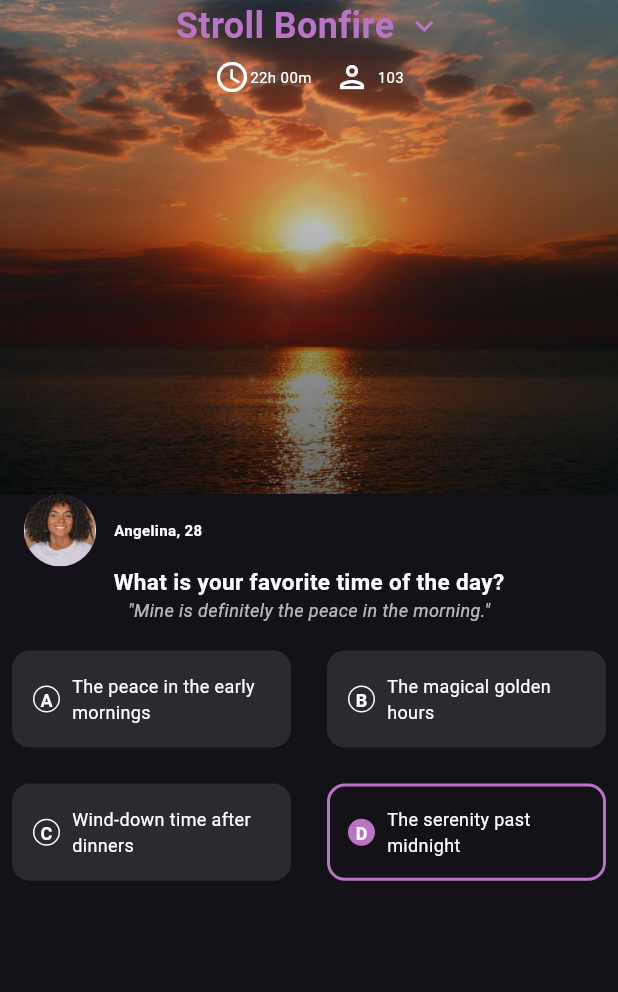
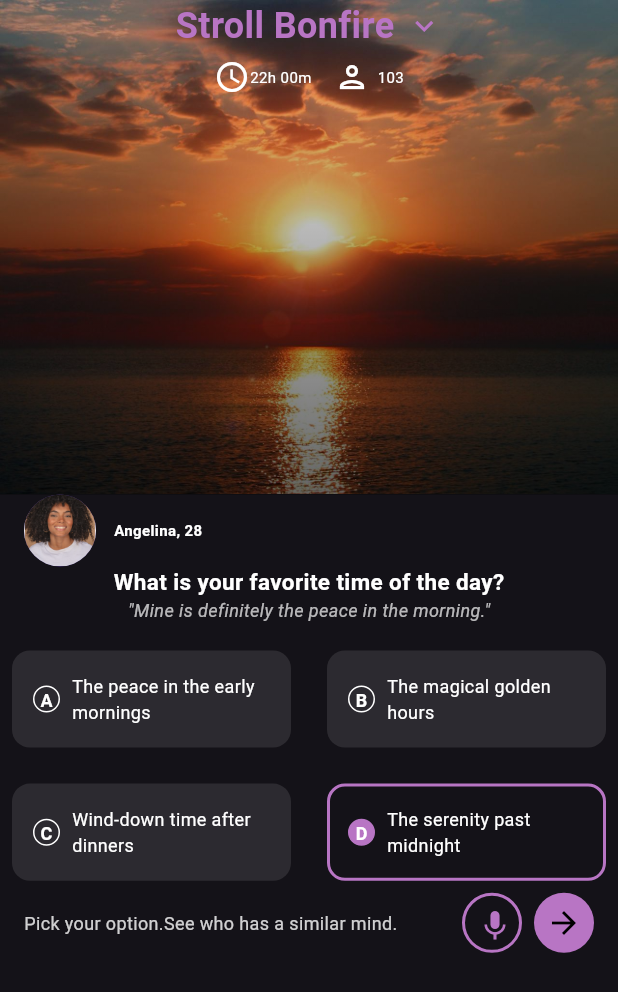
Before and after one commit to Devdeejay27/Stroll-UI, a Flutter app: the screen it shows after launch, on a phone screen of 412 x 824 dp. Shown: the top 992 px of the screen. Run offline on Flutter 3.47's test engine with Material 3 defaults, Android fonts, the phone set to English and light mode, and no system bars.

Commit message:
Added text and icons

```diff
--- a/lib/screens/stroll_ui_screen.dart
+++ b/lib/screens/stroll_ui_screen.dart
@@ -63,6 +63,75 @@ class StrollUiScreen extends StatelessWidget {
                       ],
                     ),
                   ),
+
+                  // Instructional Text and Icons
+                  Padding(
+                    padding: const EdgeInsets.symmetric(horizontal: 16.0),
+                    child: Row(
+                      crossAxisAlignment: CrossAxisAlignment.center,
+                      children: [
+                        Expanded(
+                          child: Text(
+                            'Pick your option.See who has a similar mind.',
+                            style: TextStyle(
+                              color: Colors.white.withOpacity(0.8),
+                              fontSize: 12,
+                            ),
+                            textAlign: TextAlign.left, //text to the left
+                            maxLines: 2,
+                            overflow: TextOverflow.ellipsis,
+                            softWrap: true,
+                          ),
+                        ),
+                        const SizedBox(
+                          width: 16.0,
+                        ),
+                        Row(
+                          children: [
+                            //Mic icon with purple border
+                            Container(
+                              height: 40.0,
+                              width: 40.0,
+                              decoration: BoxDecoration(
+                                shape: BoxShape.circle,
+                                border: Border.all(
+                                  color:
+                                      const Color.fromARGB(255, 184, 117, 196),
+                                  width: 2.0,
+                                ),
+                              ),
+                              child: IconButton(
+                                onPressed: () {},
+                                icon: const Icon(
+                                  Icons.mic,
+                                  color: Color.fromARGB(255, 184, 117, 196),
+                                ),
+                              ),
+                            ),
+                            const SizedBox(
+                              width: 8.0,
+                            ), //spacing btw
+                            // Arrow forward icon with purple fill
+                            Container(
+                              height: 40.0,
+                              width: 40.0,
+                              decoration: const BoxDecoration(
+                                shape: BoxShape.circle,
+                                color: Color.fromARGB(255, 184, 117, 196),
+                              ),
+                              child: IconButton(
+                                onPressed: () {},
+                                icon: const Icon(
+                                  Icons.arrow_forward,
+                                  color: Colors.black,
+                                ),
+                              ),
+                            ),
+                          ],
+                        ),
+                      ],
+                    ),
+                  ),
                 ],
               ),
             ],
```
